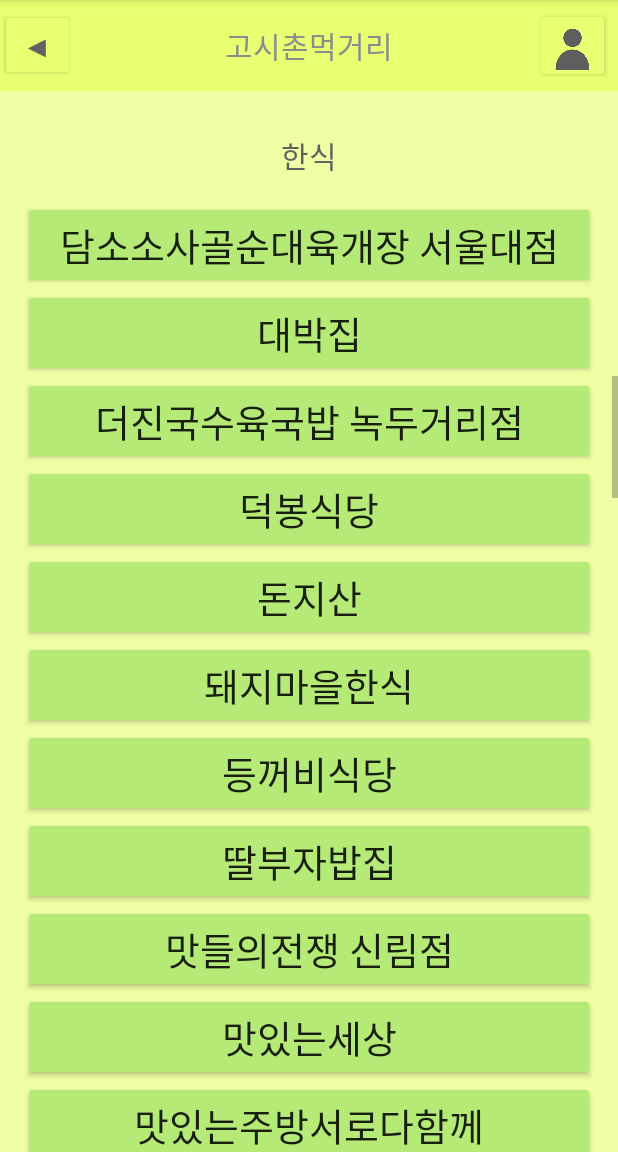
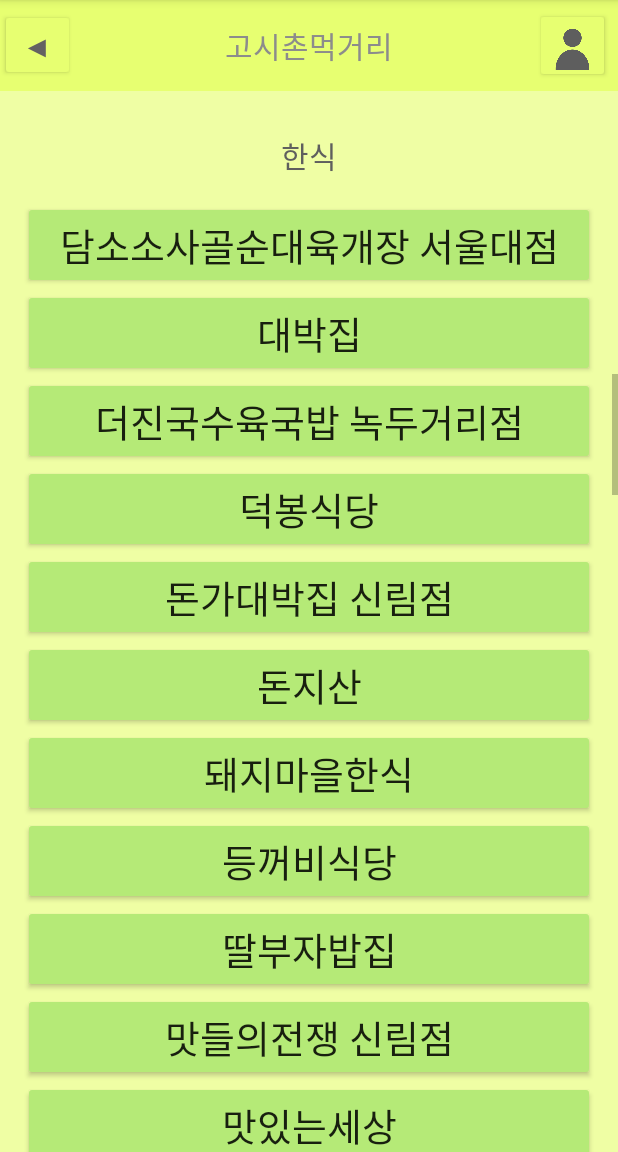
Before and after one commit to c04nh/Android_Project, an Android app: the Korean screen opened directly, with no data from a screen before it, scrolled down 882 dp, on a phone screen of 412 x 824 dp, the part 84-1236 px from its top. Run offline under Robolectric (Android 15) with nearby library versions, the phone set to English and light mode, and no system bars.

Commit message:
식당 목록 수정

```diff
--- a/app/src/main/res/layout/activity_korean.xml
+++ b/app/src/main/res/layout/activity_korean.xml
@@ -231,6 +231,15 @@
                 android:paddingTop="10dp"
                 android:paddingBottom="10dp"
                 android:text="덕봉식당"/>
+            <Button
+                android:layout_width="match_parent"
+                android:layout_height="wrap_content"
+                android:fontFamily="@font/typo_ssangmundongb"
+                android:textSize="25dp"
+                android:backgroundTint="#B5EA77"
+                android:paddingTop="10dp"
+                android:paddingBottom="10dp"
+                android:text="돈가대박집 신림점"/>
             <Button
                 android:layout_width="match_parent"
                 android:layout_height="wrap_content"
```
